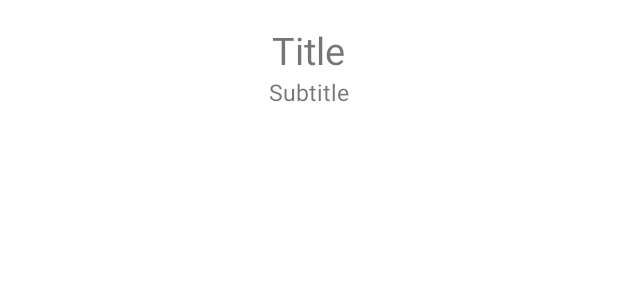
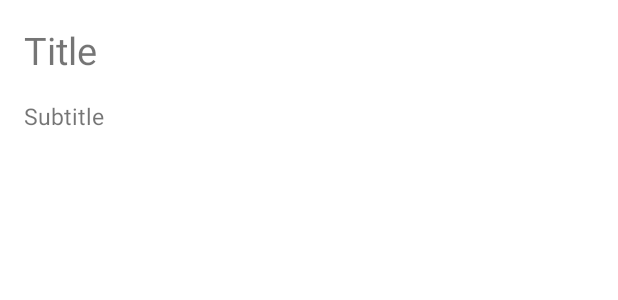
Before and after one commit to INSA-5ISS-safe-city-for-cyclists/android-app, an Android app: the layout bottom_sheet_layout.xml on its own in the app's theme, with its tools: preview values and no code run, on a phone screen of 412 x 824 dp. Shown: the top 300 px of the screen. Run offline under Robolectric (Android 15) with nearby library versions, the phone set to English and light mode, and no system bars.

Commit message:
feat: improve report modal

```diff
--- a/app/src/main/java/com/insa/iss/safecityforcyclists/database/LocalReport.kt
+++ b/app/src/main/java/com/insa/iss/safecityforcyclists/database/LocalReport.kt
@@ -9,7 +9,7 @@ import androidx.room.PrimaryKey
 @Entity(tableName = "local_reports")
 data class LocalReport(
     @PrimaryKey(autoGenerate = true) val id: Int = 0,
-    @ColumnInfo(name = "timestamp") val timestamp: Int,
+    @ColumnInfo(name = "timestamp") val timestamp: Long,
     @ColumnInfo(name = "distance") val distance: Double,
     @ColumnInfo(name = "object_speed") val objectSpeed: Double,
     @ColumnInfo(name = "bicycle_speed") val bicycleSpeed: Double,
--- a/app/src/main/java/com/insa/iss/safecityforcyclists/debug/fragments/DebugAddReportDialogFragment.kt
+++ b/app/src/main/java/com/insa/iss/safecityforcyclists/debug/fragments/DebugAddReportDialogFragment.kt
@@ -47,7 +47,7 @@ class DebugAddReportDialogFragment : DialogFragment() {
 
     fun saveReport() {
         val timestamp =
-            (customView.findViewById(R.id.timestamp) as EditText).text.toString().toIntOrNull() ?: 0
+            (customView.findViewById(R.id.timestamp) as EditText).text.toString().toLongOrNull() ?: 0
         val distance =
             (customView.findViewById(R.id.distance) as EditText).text.toString().toDoubleOrNull() ?: 0.0
         val objectSpeed =
--- a/app/src/main/java/com/insa/iss/safecityforcyclists/debug/fragments/DebugDatabaseFragment.kt
+++ b/app/src/main/java/com/insa/iss/safecityforcyclists/debug/fragments/DebugDatabaseFragment.kt
@@ -9,6 +9,7 @@ import com.google.android.material.floatingactionbutton.FloatingActionButton
 import com.insa.iss.safecityforcyclists.R
 import com.insa.iss.safecityforcyclists.database.LocalReport
 import com.insa.iss.safecityforcyclists.reports.DangerReportsViewModel
+import java.util.*
 
 class DebugDatabaseFragment : Fragment(R.layout.database_debug) {
 
@@ -44,7 +45,7 @@ class DebugDatabaseFragment : Fragment(R.layout.database_debug) {
             dangerReportsViewModel.addLocalReports(
                 listOf(
                     LocalReport(
-                        timestamp = size + 1,
+                        timestamp = Date().time,
                         distance = (size + 2).toDouble(),
                         objectSpeed = (size + 3).toDouble(),
                         bicycleSpeed =(size + 4).toDouble(),
--- a/app/src/main/res/layout/bottom_sheet_layout.xml
+++ b/app/src/main/res/layout/bottom_sheet_layout.xml
@@ -1,23 +1,51 @@
 <?xml version="1.0" encoding="utf-8"?>
-<LinearLayout
-    xmlns:android="http://schemas.android.com/apk/res/android"
+<androidx.constraintlayout.widget.ConstraintLayout xmlns:android="http://schemas.android.com/apk/res/android"
+    xmlns:app="http://schemas.android.com/apk/res-auto"
+    xmlns:tools="http://schemas.android.com/tools"
+    android:id="@+id/linearLayout"
     android:layout_width="match_parent"
     android:layout_height="match_parent"
-    android:gravity="center_horizontal"
-    android:orientation="vertical"
-    android:padding="16dp">
+    android:gravity="center_horizontal">
 
     <TextView
-        android:layout_width="wrap_content"
+        android:id="@+id/title"
+        android:layout_width="0dp"
         android:layout_height="wrap_content"
+        android:layout_marginStart="16dp"
+        android:layout_marginTop="16dp"
+        android:layout_marginEnd="16dp"
         android:text="Title"
         android:textSize="25sp"
-        android:id="@+id/title"/>
+        app:layout_constraintEnd_toEndOf="parent"
+        app:layout_constraintStart_toStartOf="parent"
+        app:layout_constraintTop_toTopOf="parent" />
+
     <TextView
-        android:layout_width="wrap_content"
+        android:id="@+id/subtitle"
+        android:layout_width="0dp"
         android:layout_height="wrap_content"
+        android:layout_marginStart="16dp"
+        android:layout_marginTop="16dp"
+        android:layout_marginEnd="16dp"
         android:text="Subtitle"
         android:textSize="15sp"
-        android:id="@+id/subtitle" />
+        app:layout_constraintEnd_toEndOf="parent"
+        app:layout_constraintStart_toStartOf="parent"
+        app:layout_constraintTop_toBottomOf="@+id/title" />
 
-</LinearLayout>
+    <Button
+        android:id="@+id/deleteButton"
+        android:layout_width="0dp"
+        android:layout_height="wrap_content"
+        android:layout_marginStart="16dp"
+        android:layout_marginTop="24dp"
+        android:layout_marginEnd="16dp"
+        android:layout_marginBottom="16dp"
+        android:text="Delete Report"
+        android:visibility="invisible"
+        app:layout_constraintBottom_toBottomOf="parent"
+        app:layout_constraintEnd_toEndOf="parent"
+        app:layout_constraintStart_toStartOf="parent"
+        app:layout_constraintTop_toBottomOf="@+id/subtitle" />
+
+</androidx.constraintlayout.widget.ConstraintLayout>
```
Also changed, not shown: app/src/main/java/com/insa/iss/safecityforcyclists/fragments/DangerReportBottomSheetDialog.kt (+42 -5 lines).
